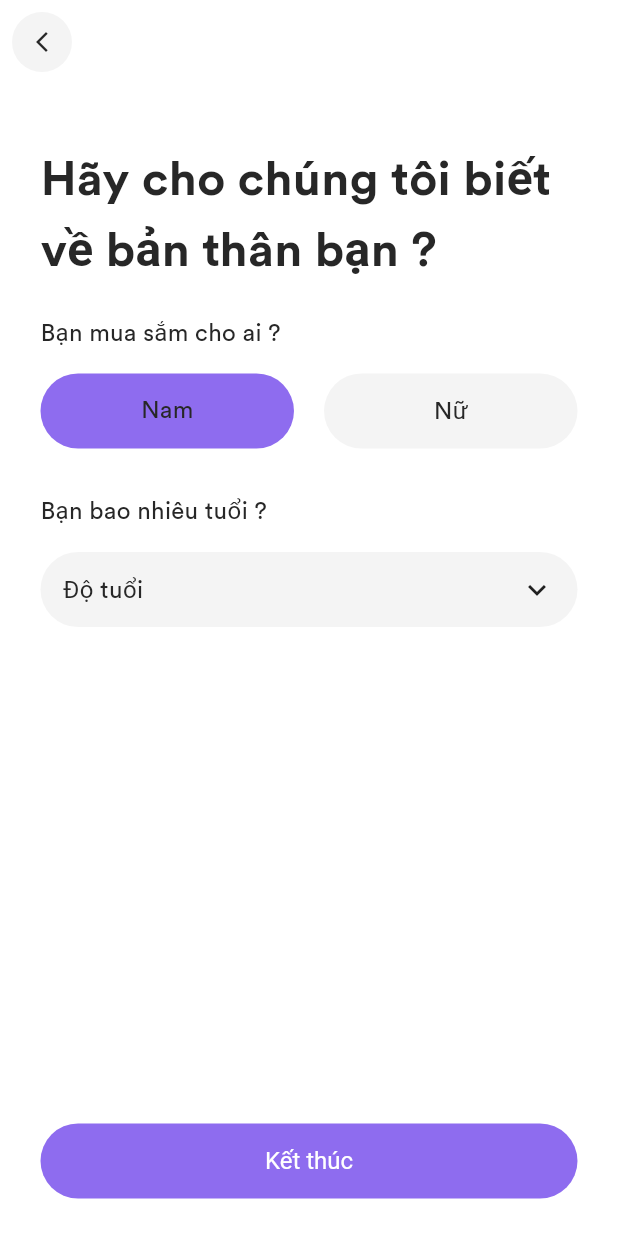
After one commit to sanggit999/Ecommerce-Clot, a Flutter app: the GenderAndAgeSelectionPage screen opened directly, on a phone screen of 412 x 824 dp. The commit adds this screen. Run offline on Flutter 3.47's test engine with Material 3 defaults, Android fonts, the phone set to English and light mode, and no system bars; our stand-ins replace cloud_firestore, dartz, firebase_auth, firebase_core, flutter_bloc, flutter_svg and 2 more; accounts and stored records are empty.

Commit message:
Implement Tell us

```diff
--- /dev/null
+++ b/lib/common/styles/basic_spacing_style.dart
@@ -0,0 +1,10 @@
+import 'package:flutter/cupertino.dart';
+
+class BasicSpacingStyle {
+  BasicSpacingStyle._();
+
+  static const EdgeInsets padingAppbarHeight = EdgeInsets.symmetric(
+    horizontal: 27,
+    vertical: 40,
+  );
+}
--- /dev/null
+++ b/lib/common/widgets/title_text/basic_text_title.dart
@@ -0,0 +1,27 @@
+import 'package:ecommerce_clot/core/constants/app_sizes.dart';
+import 'package:flutter/material.dart';
+
+class BasicTextTitle extends StatelessWidget {
+  const BasicTextTitle({
+    super.key,
+    required this.text,
+    this.fontSize = AppSizes.fontSizeLg,
+    this.fontWeight = FontWeight.bold,
+  });
+
+  final String text;
+  final double fontSize;
+  final FontWeight fontWeight;
+
+  @override
+  Widget build(BuildContext context) {
+    return Text(
+      text,
+      style: TextStyle(
+        fontSize: fontSize,
+        fontWeight: fontWeight,
+      ),
+    );
+
+  }
+}
--- a/lib/core/constants/app_strings.dart
+++ b/lib/core/constants/app_strings.dart
@@ -4,7 +4,7 @@ class AppStrings {
   static const String signIn = 'Đăng nhập';
   static const String createAccount = 'Tạo tài khoản';
   static const String forgotPassword = 'Quên mật khẩu ? ';
-  static const String headerForgotPassword = 'Quên mật khẩu';
+  static const String titleForgotPassword = 'Quên mật khẩu';
   static const String firstName = 'Tên';
   static const String lastName = 'Họ';
   static const String emailAddress = 'Địa chỉ email';
@@ -15,7 +15,7 @@ class AppStrings {
   static const String createOne = 'Tạo tài khoản';
   static const String reset = 'Đặt lại';
   static const String passwordResetEmailSent = 'Chúng tôi đã gửi cho bạn một email để đặt lại mật khẩu của bạn.';
-  static const String tellUsAboutYourself ='Hãy cho chúng tôi biết về bản thân bạn';
+  static const String tellUsAboutYourself ='Hãy cho chúng tôi biết về bản thân bạn ?';
   static const String whoDoYouShopFor ='Bạn mua sắm cho ai ?';
   static const String howOldAreYou = 'Bạn bao nhiêu tuổi ?';
   static const String men = 'Nam';
--- a/lib/main.dart
+++ b/lib/main.dart
@@ -1,5 +1,6 @@
 import 'package:ecommerce_clot/core/configs/theme/app_theme.dart';
 import 'package:ecommerce_clot/firebase_options.dart';
+import 'package:ecommerce_clot/presentation/auth/bloc/gender_selection_cubit.dart';
 import 'package:ecommerce_clot/presentation/splash/bloc/splash_cubit.dart';
 import 'package:ecommerce_clot/presentation/splash/pages/splash.dart';
 import 'package:firebase_core/firebase_core.dart';
@@ -20,6 +21,7 @@ class MyApp extends StatelessWidget {
     return MultiBlocProvider(
       providers: [
         BlocProvider(create: (_) => SplashCubit()..appStarted()),
+        BlocProvider(create: (_)=>GenderSelectionCubit()),
       ],
       child: MaterialApp(
         title: 'Ecommerce Clot',
--- /dev/null
+++ b/lib/presentation/auth/bloc/gender_selection_cubit.dart
@@ -0,0 +1,12 @@
+import 'package:flutter_bloc/flutter_bloc.dart';
+
+class GenderSelectionCubit extends Cubit<int>{
+  GenderSelectionCubit() :super(1);
+
+    int selectIndex = 1;
+
+  void selectGender(int index){
+      selectIndex = index;
+      emit(index);
+  }
+}
--- /dev/null
+++ b/lib/presentation/auth/pages/gender_and_age_selection.dart
@@ -0,0 +1,152 @@
+import 'package:ecommerce_clot/common/styles/basic_spacing_style.dart';
+import 'package:ecommerce_clot/common/widgets/appbar/app_bar.dart';
+import 'package:ecommerce_clot/common/widgets/buttons/basic_app_button.dart';
+import 'package:ecommerce_clot/common/widgets/title_text/basic_text_title.dart';
+import 'package:ecommerce_clot/core/configs/theme/app_colors.dart';
+import 'package:ecommerce_clot/core/constants/app_sizes.dart';
+import 'package:ecommerce_clot/core/constants/app_strings.dart';
+import 'package:ecommerce_clot/presentation/auth/bloc/gender_selection_cubit.dart';
+import 'package:flutter/material.dart';
+import 'package:flutter_bloc/flutter_bloc.dart';
+
+class GenderAndAgeSelectionPage extends StatelessWidget {
+  const GenderAndAgeSelectionPage({super.key});
+
+  @override
+  Widget build(BuildContext context) {
+    return Scaffold(
+      resizeToAvoidBottomInset: true,
+      appBar: const BasicAppbar(),
+      body: Column(
+        children: [
+          Padding(
+            padding: BasicSpacingStyle.padingAppbarHeight,
+            child: Column(
+              crossAxisAlignment: CrossAxisAlignment.start,
+              children: [
+                _tellUs(),
+                const SizedBox(height: AppSizes.defaultSpace),
+                _whoShop(),
+                const SizedBox(height: AppSizes.spaceBtwItem),
+                _gender(context),
+                const SizedBox(height: AppSizes.defaultSpace + 10),
+                _howOld(),
+                const SizedBox(height: AppSizes.spaceBtwItem),
+                _age(context)
+              ],
+            ),
+          ),
+          const Spacer(),
+          _finishButton(context),
+        ],
+      ),
+    );
+  }
+
+  Widget _tellUs() {
+    return const BasicTextTitle(text: AppStrings.tellUsAboutYourself);
+  }
+
+  Widget _whoShop() {
+    return const BasicTextTitle(
+      text: AppStrings.whoDoYouShopFor,
+      fontSize: AppSizes.fontSizeSm,
+      fontWeight: FontWeight.w400,
+    );
+  }
+
+  Widget _gender(BuildContext context) {
+    return BlocBuilder<GenderSelectionCubit, int>(
+      builder: (context, state) {
+        return Row(
+          mainAxisAlignment: MainAxisAlignment.spaceBetween,
+          children: [
+            _genderTitle(context, 1, AppStrings.men),
+            const SizedBox(width: 20),
+            _genderTitle(context, 2, AppStrings.women),
+          ],
+        );
+      },
+    );
+  }
+
+  Widget _genderTitle(
+      BuildContext context, int genderIndex, String genderTitle) {
+    return Expanded(
+      flex: 1,
+      child: GestureDetector(
+        onTap: () {
+          context.read<GenderSelectionCubit>().selectGender(genderIndex);
+        },
+        child: Container(
+          height: 50,
+          decoration: BoxDecoration(
+            color:
+                context.read<GenderSelectionCubit>().selectIndex == genderIndex
+                    ? AppColors.primary
+                    : Theme.of(context).colorScheme.onPrimary,
+            borderRadius: BorderRadius.circular(30),
+          ),
+          child: Center(
+            child: Text(
+              genderTitle,
+              style: const TextStyle(
+                fontWeight: FontWeight.w400,
+                fontSize: AppSizes.fontSizeSm,
+              ),
+            ),
+          ),
+        ),
+      ),
+    );
+  }
+
+  Widget _howOld() {
+    return const BasicTextTitle(
+      text: AppStrings.howOldAreYou,
+      fontSize: AppSizes.fontSizeSm,
+      fontWeight: FontWeight.w400,
+    );
+  }
+
+  Widget _age(BuildContext context) {
+    return GestureDetector(
+      onTap: () {
+        print('OK');
+      },
+      child: Container(
+        height: 50,
+        padding: const EdgeInsets.symmetric(horizontal: 15),
+        decoration: BoxDecoration(
+          color: Theme.of(context).colorScheme.onPrimary,
+          borderRadius: BorderRadius.circular(30),
+        ),
+        child: const Row(
+          mainAxisAlignment: MainAxisAlignment.spaceBetween,
+          children: [
+            BasicTextTitle(
+              text: AppStrings.ageRange,
+              fontSize: AppSizes.fontSizeSm,
+              fontWeight: FontWeight.w400,
+            ),
+            Icon(Icons.keyboard_arrow_down)
+          ],
+        ),
+      ),
+    );
+  }
+
+  Widget _finishButton(BuildContext context) {
+    return Container(
+      height: 100,
+      color: Colors.transparent,
+      padding: const EdgeInsets.symmetric(horizontal: 27),
+      child: Center(
+        child: BasicAppButton(
+          onPressed: () {},
+          title: AppStrings.finish,
+        ),
+      ),
+    );
+  }
+}
```
Also changed, not shown: lib/presentation/auth/pages/enter_password.dart (+4 -11 lines), lib/presentation/auth/pages/forgot_password.dart (+4 -11 lines), lib/presentation/auth/pages/sign_in.dart (+7 -13 lines), lib/presentation/auth/pages/sign_up.dart (+4 -11 lines), 1 other file.
